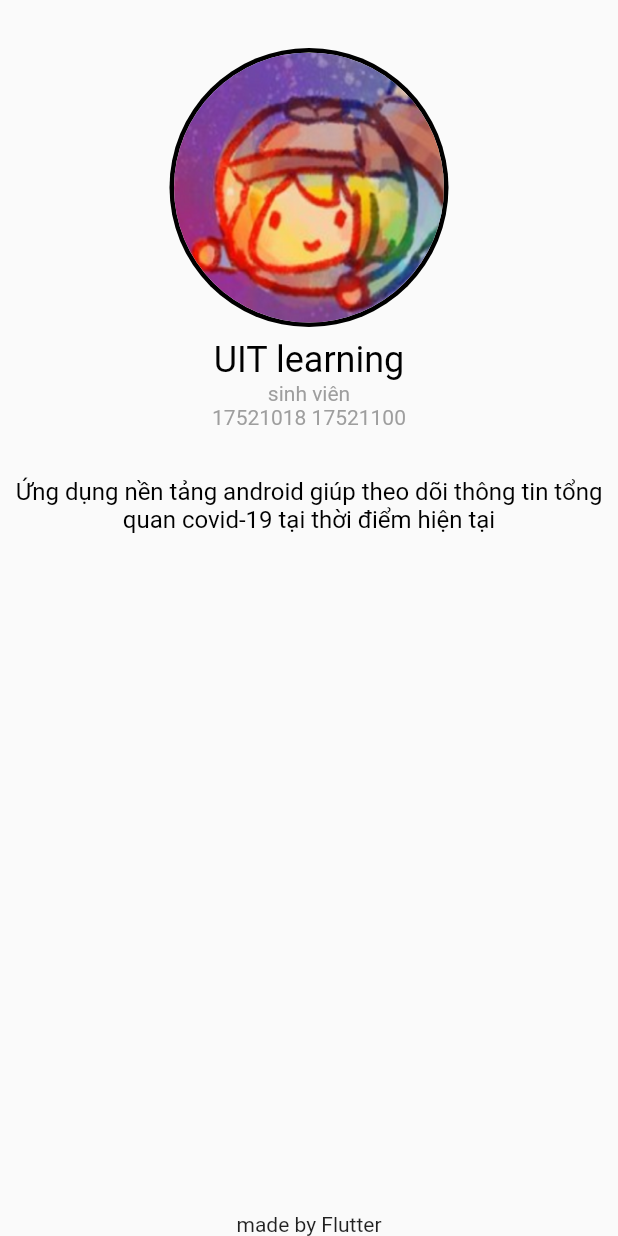
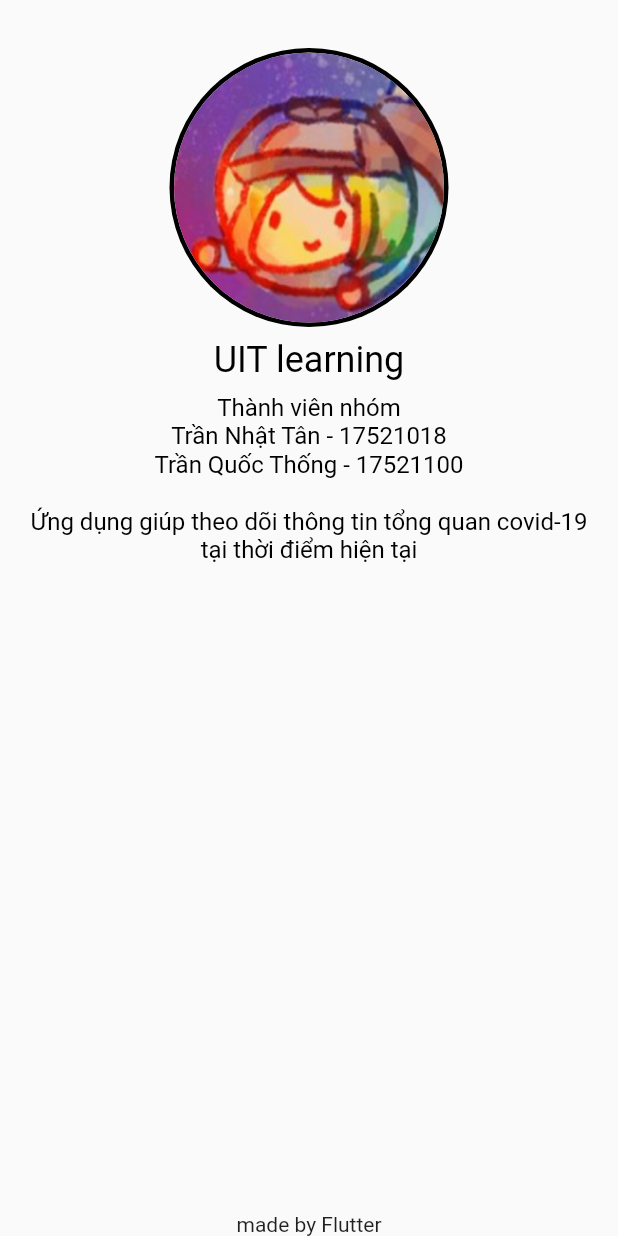
Before and after one commit to thogtq/flutter_UIT_covid_tracker, a Flutter app: the PersonalInfoScreen screen opened directly, on a phone screen of 412 x 824 dp. Run offline on Flutter 3.47's test engine with Material 2 defaults, Android fonts, the phone set to English and light mode, and no system bars; our stand-ins replace flutter_svg, progress_indicators, shared_preferences, webview_flutter; accounts and stored records are empty; network calls fail.

```diff
--- a/lib/main.dart
+++ b/lib/main.dart
@@ -61,7 +61,7 @@ class MyApp extends StatelessWidget {
     final themeNotifier = Provider.of<ThemeNotifier>(context);
     return MaterialApp(
       debugShowCheckedModeBanner: false,
-      title: 'Covid-19 Tracker',
+      title: 'UIT Covid-19 Tracker',
       theme: themeNotifier.getTheme(),
       home: HomePageMaster(),
     );
--- a/lib/views/personal_info.dart
+++ b/lib/views/personal_info.dart
@@ -24,7 +24,7 @@ class PersonalInfoScreen extends StatelessWidget {
                       ),
                     ),
                     Padding(
-                      padding: const EdgeInsets.only(top: 8.0),
+                      padding: const EdgeInsets.only(top: 8.0, bottom: 8),
                       child: Text(
                         'UIT learning',
                         style: Theme.of(context)
@@ -34,16 +34,22 @@ class PersonalInfoScreen extends StatelessWidget {
                         textAlign: TextAlign.center,
                       ),
                     ),
-                    Text('sinh viên \n'
-                        '17521018 17521100 \n\n',
-                        style: TextStyle(color: Colors.grey),
+                    Text(
+                        'Thành viên nhóm \n'
+                        'Trần Nhật Tân - 17521018\nTrần Quốc Thống - 17521100\n',
+                        style: TextStyle(
+                            color: Theme.of(context).accentColor, fontSize: 16),
                         textAlign: TextAlign.center),
-                    Text('Ứng dụng nền tảng android giúp theo dõi thông tin tổng quan covid-19 tại thời điểm hiện tại',
-                        style: Theme.of(context)
-                            .textTheme
-                            .subtitle1
-                            .copyWith(color: Theme.of(context).accentColor),
-                        textAlign: TextAlign.center)
+                    Padding(
+                      padding: const EdgeInsets.only(left: 20, right: 20),
+                      child: Text(
+                          'Ứng dụng giúp theo dõi thông tin tổng quan covid-19 tại thời điểm hiện tại',
+                          style: Theme.of(context)
+                              .textTheme
+                              .subtitle1
+                              .copyWith(color: Theme.of(context).accentColor),
+                          textAlign: TextAlign.center),
+                    ),
                   ],
                 ),
               ),
--- a/pubspec.yaml
+++ b/pubspec.yaml
@@ -23,6 +23,7 @@ dependencies:
   provider: ^4.3.1
   shared_preferences: ^0.5.8
   flutter_svg: ^0.19.2+1
+  webview_flutter: ^1.0.7
   #image_downloader: ^0.20.1
 
   # The following adds the Cupertino Icons font to your application.
@@ -56,6 +57,7 @@ flutter:
     - assets/
     - assets/icon/
     - assets/flag/
+    - assets/image/
   #  - images/a_dot_ham.jpeg
 
   # An image asset can refer to one or more resolution-specific "variants", see
```
Also changed, not shown: lib/custom_widgets/guidance_item.dart (added, +34 -0 lines), lib/views/covid_guidance.dart (added, +27 -0 lines), lib/views/covid_news.dart (added, +41 -0 lines), lib/views/global_info.dart (+18 -0 lines), lib/views/home_master.dart (+43 -6 lines), assets/flag/World.svg, assets/image/7_viec.jpg (added), assets/image/covid.jpg (added), assets/image/tu_cach_ly.jpg (added), pubspec.lock.
